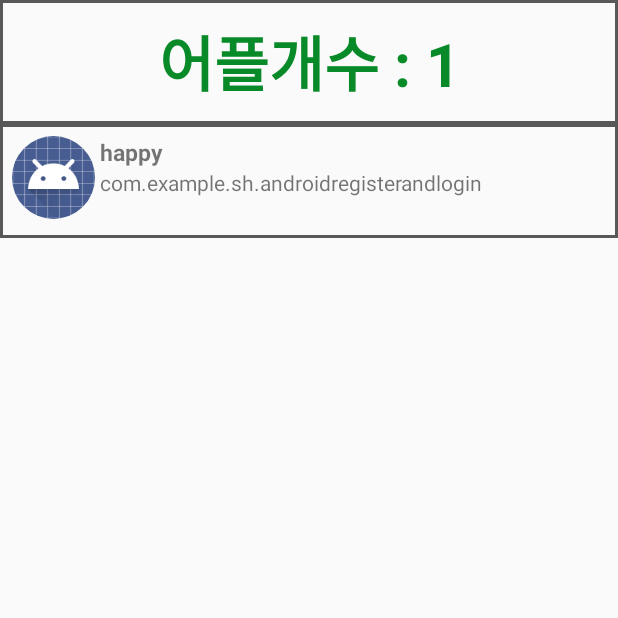
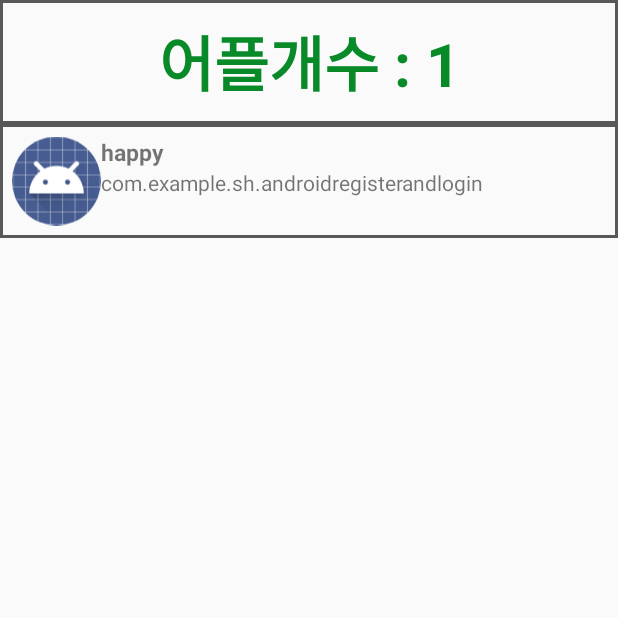
Before and after one commit to smailjak/MyPhone, an Android app: the UserAppsActivity screen opened directly, with no data from a screen before it, on a phone screen of 412 x 824 dp, the top half of it. Run offline under Robolectric (Android 15) with nearby library versions, the phone set to English and light mode, and no system bars; our stand-ins replace data binding; pictures from the network do not load; 2 statements that could not run were skipped.

Commit message:
constraint_123

```diff
--- a/app/src/main/res/layout/modelapps.xml
+++ b/app/src/main/res/layout/modelapps.xml
@@ -1,52 +1,52 @@
 <?xml version="1.0" encoding="utf-8"?>
-<LinearLayout xmlns:android="http://schemas.android.com/apk/res/android"
+<androidx.constraintlayout.widget.ConstraintLayout xmlns:android="http://schemas.android.com/apk/res/android"
+    xmlns:app="http://schemas.android.com/apk/res-auto"
+    android:id="@+id/ll_main"
     android:layout_width="match_parent"
     android:layout_height="wrap_content"
-    android:id="@+id/ll_main"
-    android:background="@drawable/btn_bg_edge"
-    android:gravity="center"
-    android:orientation="vertical">
-
-    <LinearLayout
-        android:layout_width="match_parent"
-        android:layout_height="wrap_content"
-        android:orientation="horizontal">
+    android:background="@drawable/btn_bg_edge">
 
     <!--Icon of the app-->
     <ImageView
         android:id="@+id/app_icon"
-            android:layout_width="55dp"
-            android:layout_height="55dp"
-            android:src="@drawable/photo_manage" />
-
-        <LinearLayout
-            android:layout_width="match_parent"
-            android:layout_height="wrap_content"
-            android:layout_marginStart="3dp"
-            android:layout_marginLeft="3dp"
-            android:orientation="vertical">
-
+        android:layout_width="0dp"
+        android:layout_height="0dp"
+        android:src="@drawable/photo_manage"
+        app:layout_constraintBottom_toBottomOf="parent"
+        app:layout_constraintDimensionRatio="1:1"
+        app:layout_constraintWidth_percent="0.15"
+        app:layout_constraintStart_toStartOf="parent"
+        app:layout_constraintTop_toTopOf="parent" />
 
     <TextView
         android:id="@+id/app_name"
-                android:layout_width="match_parent"
+        android:layout_width="wrap_content"
         android:layout_height="wrap_content"
         android:text="App Name"
         android:textSize="15dp"
-                android:textStyle="bold" />
+        app:layout_constraintVertical_chainStyle="packed"
+        app:layout_constraintVertical_bias="0.5"
+        android:textStyle="bold"
+        app:layout_constraintBottom_toTopOf="@+id/app_package"
+        app:layout_constraintStart_toEndOf="@+id/app_icon"
+        app:layout_constraintTop_toTopOf="parent" />
 
     <TextView
         android:id="@+id/app_package"
-                android:layout_width="match_parent"
+        android:layout_width="wrap_content"
         android:layout_height="wrap_content"
-                android:text="App Package Name" />
+        android:text="App Package Name"
+        app:layout_constraintBottom_toTopOf="@+id/app_version"
+        app:layout_constraintStart_toStartOf="@+id/app_name"
+        app:layout_constraintTop_toBottomOf="@+id/app_name" />
     <!--App version e.g 1.0-->
     <TextView
         android:id="@+id/app_version"
         android:layout_width="wrap_content"
         android:layout_height="wrap_content"
-                android:text="1.0.1" />
-        </LinearLayout>
-    </LinearLayout>
+        android:text="1.0.1"
+        app:layout_constraintBottom_toBottomOf="parent"
+        app:layout_constraintStart_toStartOf="@+id/app_name"
+        app:layout_constraintTop_toBottomOf="@+id/app_package" />
 
-</LinearLayout>
+</androidx.constraintlayout.widget.ConstraintLayout>
```
Also changed, not shown: app/src/main/res/layout/layout_phonelist.xml (+4 -14 lines), app/src/main/res/layout/row_data.xml (+28 -36 lines). Lines whose indentation alone changed are shown as unchanged.
